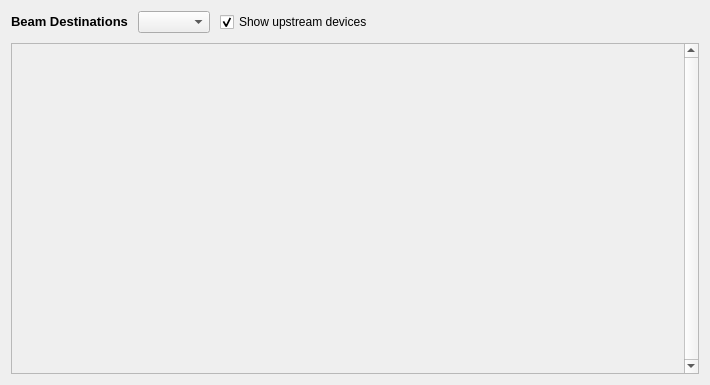
Old version of the form lightpath/ui/lightapp.ui in the repository pcdshub/lightpath.
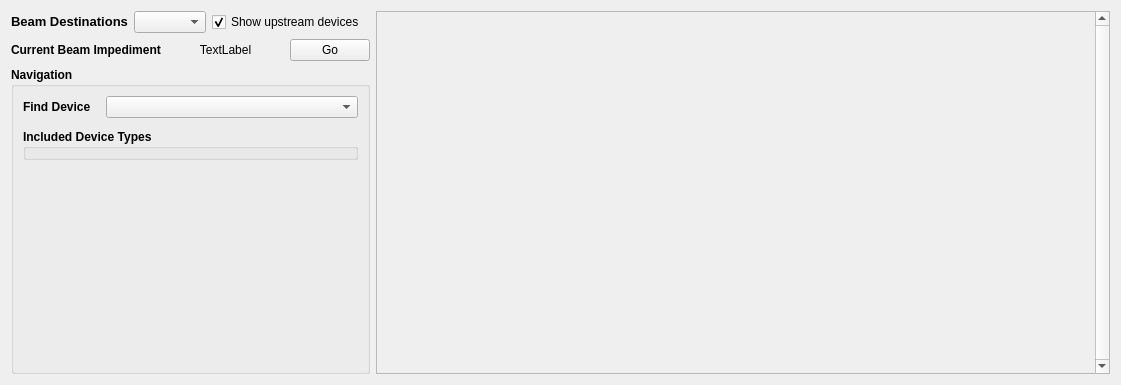
New version of the form.

Commit message: UI: Manipulate beamline controls

What changed in the file:
```diff
--- a/lightpath/ui/lightapp.ui
+++ b/lightpath/ui/lightapp.ui
@@ -6,7 +6,7 @@
    <rect>
     <x>0</x>
     <y>0</y>
-    <width>710</width>
+    <width>1121</width>
     <height>385</height>
    </rect>
   </property>
@@ -31,14 +31,14 @@
   <property name="windowTitle">
    <string>Form</string>
   </property>
-  <layout class="QVBoxLayout" name="verticalLayout">
+  <layout class="QHBoxLayout" name="horizontalLayout" stretch="0,1">
    <item>
-    <layout class="QVBoxLayout" name="app_layout">
-     <property name="spacing">
-      <number>10</number>
+    <layout class="QVBoxLayout" name="option_layout" stretch="0,0,0">
+     <property name="topMargin">
+      <number>0</number>
      </property>
-     <property name="sizeConstraint">
-      <enum>QLayout::SetDefaultConstraint</enum>
+     <property name="rightMargin">
+      <number>0</number>
      </property>
      <item>
       <layout class="QHBoxLayout" name="header_layout">
@@ -108,6 +108,115 @@
       </layout>
      </item>
      <item>
+      <layout class="QHBoxLayout" name="horizontalLayout_3" stretch="1,2,0">
+       <property name="bottomMargin">
+        <number>0</number>
+       </property>
+       <item>
+        <widget class="QLabel" name="label">
+         <property name="font">
+          <font>
+           <weight>75</weight>
+           <bold>true</bold>
+          </font>
+         </property>
+         <property name="text">
+          <string>Current Beam Impediment</string>
+         </property>
+        </widget>
+       </item>
+       <item>
+        <widget class="QLabel" name="label_2">
+         <property name="autoFillBackground">
+          <bool>true</bool>
+         </property>
+         <property name="text">
+          <string>TextLabel</string>
+         </property>
+         <property name="alignment">
+          <set>Qt::AlignCenter</set>
+         </property>
+        </widget>
+       </item>
+       <item>
+        <widget class="QPushButton" name="pushButton">
+         <property name="text">
+          <string>Go</string>
+         </property>
+        </widget>
+       </item>
+      </layout>
+     </item>
+     <item>
+      <widget class="QGroupBox" name="navigation">
+       <property name="font">
+        <font>
+         <weight>75</weight>
+         <bold>true</bold>
+        </font>
+       </property>
+       <property name="title">
+        <string>Navigation</string>
+       </property>
+       <layout class="QVBoxLayout" name="verticalLayout">
+        <item>
+         <layout class="QHBoxLayout" name="find_device" stretch="0,1">
+          <property name="spacing">
+           <number>15</number>
+          </property>
+          <property name="bottomMargin">
+           <number>5</number>
+          </property>
+          <item>
+           <widget class="QLabel" name="find_device_label">
+            <property name="font">
+             <font>
+              <weight>75</weight>
+              <bold>true</bold>
+             </font>
+            </property>
+            <property name="text">
+             <string>Find Device</string>
+            </property>
+           </widget>
+          </item>
+          <item>
+           <widget class="QComboBox" name="device_combo"/>
+          </item>
+         </layout>
+        </item>
+        <item>
+         <widget class="QGroupBox" name="device_types">
+          <property name="font">
+           <font>
+            <weight>75</weight>
+            <bold>true</bold>
+           </font>
+          </property>
+          <property name="title">
+           <string>Included Device Types</string>
+          </property>
+         </widget>
+        </item>
+        <item>
+         <spacer name="verticalSpacer">
+          <property name="orientation">
+           <enum>Qt::Vertical</enum>
+          </property>
+          <property name="sizeHint" stdset="0">
+           <size>
+            <width>20</width>
+            <height>40</height>
+           </size>
+          </property>
+         </spacer>
+        </item>
+       </layout>
+      </widget>
+     </item>
+    </layout>
+   </item>
+   <item>
       <widget class="QScrollArea" name="scroll">
        <property name="sizePolicy">
         <sizepolicy hsizetype="Expanding" vsizetype="Minimum">
@@ -155,8 +264,8 @@
          <rect>
           <x>0</x>
           <y>0</y>
-          <width>674</width>
-          <height>325</height>
+        <width>708</width>
+        <height>365</height>
          </rect>
         </property>
         <property name="sizePolicy">
@@ -173,8 +282,6 @@
         </property>
        </widget>
       </widget>
-     </item>
-    </layout>
    </item>
   </layout>
  </widget>
```
Lines whose indentation alone changed are shown as unchanged.
